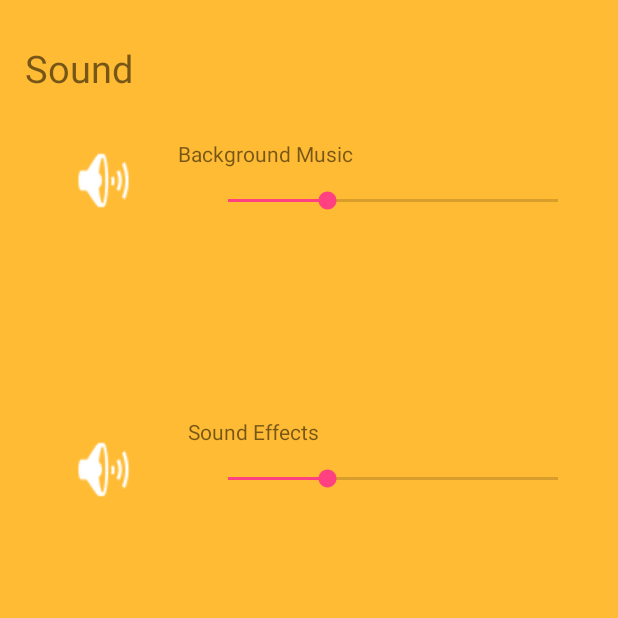
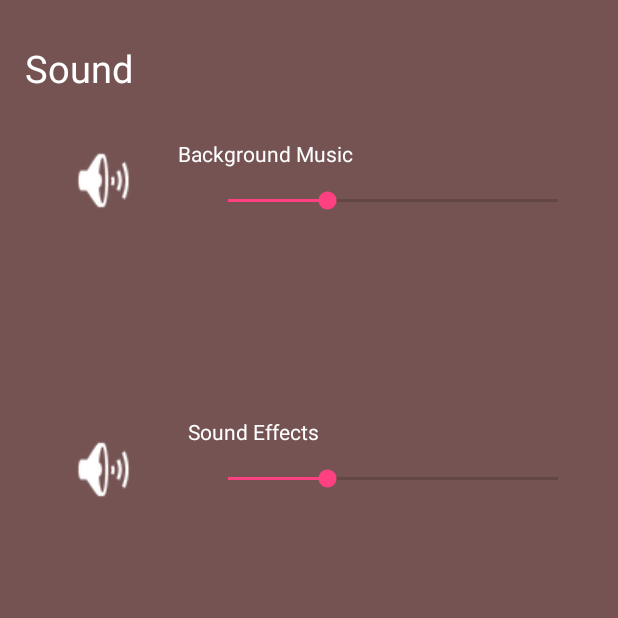
Before and after one commit to ShayRubach/RockPaperSword, an Android app: the SettingsActivity screen opened directly, with no data from a screen before it, on a phone screen of 412 x 824 dp, the top half of it. Run offline under Robolectric (Android 15) with nearby library versions, the phone set to English and light mode, and no system bars; libraries missing offline, so code that uses them is left out: com.crashlytics.android, io.fabric.sdk.

Commit message:
changed game colors

```diff
--- a/app/src/main/res/layout/activity_main_menu.xml
+++ b/app/src/main/res/layout/activity_main_menu.xml
@@ -4,7 +4,7 @@
     xmlns:tools="http://schemas.android.com/tools"
     android:layout_width="match_parent"
     android:layout_height="match_parent"
-    android:background="#755353"
+    android:background="@color/main_menu_bg"
     tools:context=".Activities.MainMenuActivity">
 
     <Button
@@ -79,7 +79,7 @@
         app:srcCompat="@android:drawable/ic_menu_info_details" />
 
     <ImageView
-        android:id="@+id/imageView3"
+        android:id="@+id/img_game_title"
         android:layout_width="312dp"
         android:layout_height="wrap_content"
         android:layout_marginEnd="8dp"
--- a/app/src/main/res/layout/activity_settings.xml
+++ b/app/src/main/res/layout/activity_settings.xml
@@ -4,7 +4,7 @@
     xmlns:tools="http://schemas.android.com/tools"
     android:layout_width="match_parent"
     android:layout_height="match_parent"
-    android:background="@android:color/holo_orange_light"
+    android:background="@color/main_menu_bg"
     tools:context=".Activities.SettingsActivity">
 
     <TextView
@@ -15,6 +15,7 @@
         android:layout_marginStart="8dp"
         android:layout_marginTop="28dp"
         android:text="Sound"
+        android:textColor="@android:color/white"
         android:textSize="25sp"
         app:layout_constraintEnd_toEndOf="parent"
         app:layout_constraintHorizontal_bias="0.027"
@@ -37,7 +38,7 @@
         android:layout_marginEnd="8dp"
         android:layout_marginStart="8dp"
         android:layout_marginTop="28dp"
-        android:background="@android:color/holo_orange_light"
+        android:background="@color/main_menu_bg"
         app:layout_constraintEnd_toStartOf="@+id/sb_bg_music"
         app:layout_constraintHorizontal_bias="0.512"
         app:layout_constraintStart_toStartOf="parent"
@@ -64,7 +65,7 @@
         android:layout_marginEnd="8dp"
         android:layout_marginStart="8dp"
         android:layout_marginTop="8dp"
-        android:background="@android:color/holo_orange_light"
+        android:background="@color/main_menu_bg"
         app:layout_constraintBottom_toBottomOf="parent"
         app:layout_constraintEnd_toStartOf="@+id/sb_sfx"
         app:layout_constraintHorizontal_bias="0.512"
@@ -82,6 +83,7 @@
         android:layout_marginStart="8dp"
         android:layout_marginTop="8dp"
         android:text="Sound Effects"
+        android:textColor="@android:color/white"
         app:layout_constraintBottom_toTopOf="@+id/sb_sfx"
         app:layout_constraintEnd_toEndOf="parent"
         app:layout_constraintHorizontal_bias="0.106"
@@ -98,6 +100,7 @@
         android:layout_marginStart="8dp"
         android:layout_marginTop="8dp"
         android:text="Background Music"
+        android:textColor="@android:color/white"
         app:layout_constraintBottom_toTopOf="@+id/sb_bg_music"
         app:layout_constraintEnd_toEndOf="parent"
         app:layout_constraintHorizontal_bias="0.086"
--- a/app/src/main/res/values/colors.xml
+++ b/app/src/main/res/values/colors.xml
@@ -6,5 +6,6 @@
     <color name="tileA">#edb85c</color>
     <color name="tileB">#978769</color>
     <color name="btn_main_menu_color">#e9c0c0</color>
+    <color name="main_menu_bg">#755353</color>
 
 </resources>
```
Also changed, not shown: app/src/main/java/com/pwnz/www/rockpapersword/Activities/GameActivity.java (+5 -2 lines).
